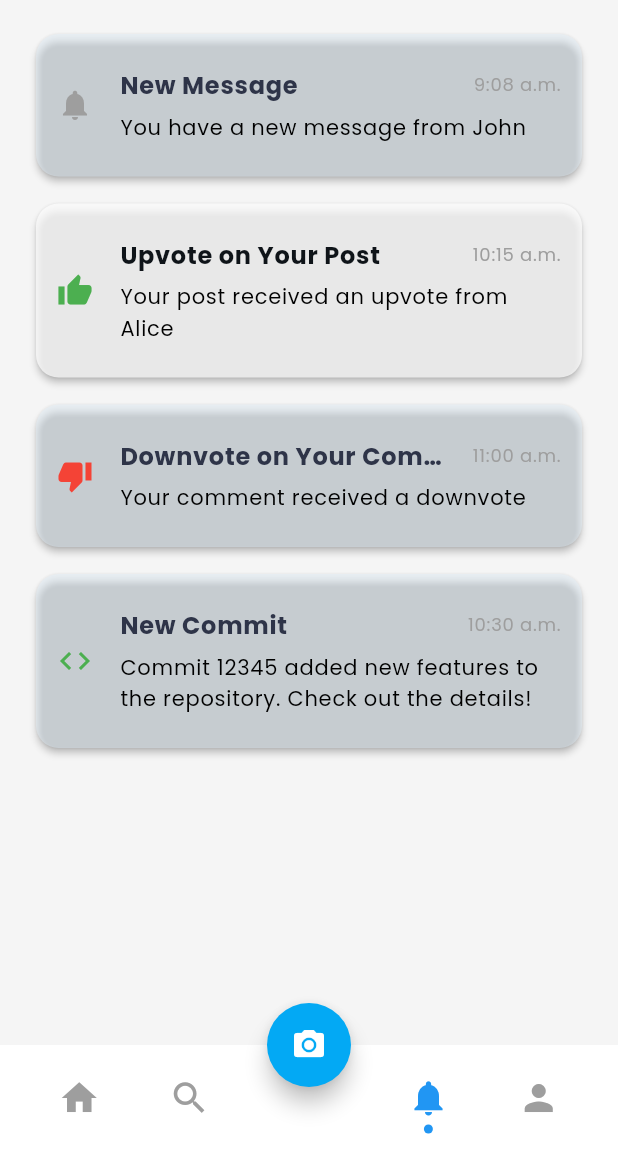
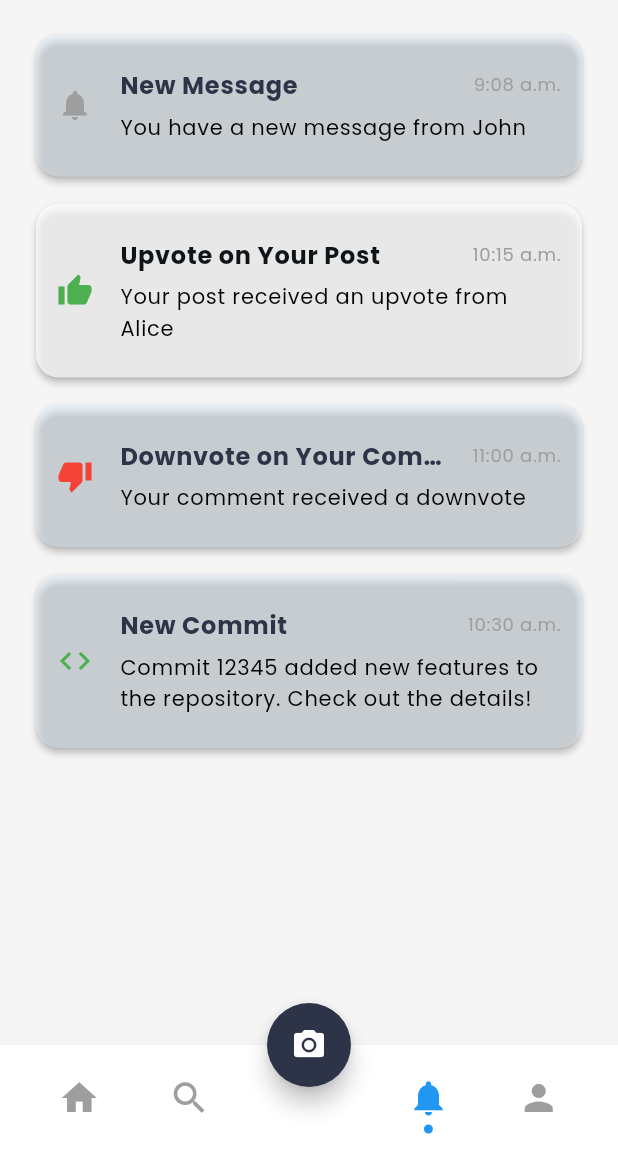
Before and after one commit to BitishaMaharjan/Autophile, a Flutter app: the BaseScreen screen opened by its route, item 3 of the bottom bar chosen, on a phone screen of 412 x 824 dp, the part 71-1236 px from its top. Run offline on Flutter 3.47's test engine with Material 3 defaults, Android fonts, the phone set to English and light mode, and no system bars; our stand-ins replace carousel_slider, cloud_firestore, firebase_auth, firebase_core, firebase_database, flutter_secure_storage and 4 more; missing offline and left inert: bcrypt, camerawesome, email_otp, o3d; accounts and stored records are empty; network calls fail; statements that could not run were skipped; key blocks and very long unbroken strings in the code were emptied for the run.

Commit message:
move appdrawer from profile to base screen and also managed color and passed user data to profile

```diff
--- a/lib/screens/dashboard/base_screen.dart
+++ b/lib/screens/dashboard/base_screen.dart
@@ -1,5 +1,5 @@
 import 'package:autophile/models/user_model.dart';
-import 'package:autophile/screens/dashboard/settings_page.dart';
+import 'package:autophile/widgets/app_drawer.dart';
 import 'package:cloud_firestore/cloud_firestore.dart';
 import 'package:flutter/material.dart';
 import 'package:autophile/widgets/custom_bottom_navbar.dart';
@@ -62,7 +62,7 @@ class _BaseScreenState extends State<BaseScreen> {
         child: NotificationPage(),
       ),
       Center(
-        child: ProfileScreen(),
+        child: ProfileScreen(currentUser),
       ),
     ];
   }
@@ -89,15 +89,17 @@ class _BaseScreenState extends State<BaseScreen> {
           ),
         ),
       ),
+      endDrawer: const AppDrawer(),
       bottomNavigationBar: CustomBottomNavBar(
         currentIndex: _selectedIndex,
         onItemTapped: _onItemTapped,
       ),
       floatingActionButton: FloatingActionButton(
         onPressed: (){ Navigator.pushNamed(context, '/camera');},
-        backgroundColor: Colors.lightBlue,
+        backgroundColor: Color(0xFF2E3448),
         shape: const CircleBorder(),
         child: const Icon(Icons.camera_alt, color: Colors.white),
+
       ),
       floatingActionButtonLocation: FloatingActionButtonLocation.centerDocked,
     );
```
